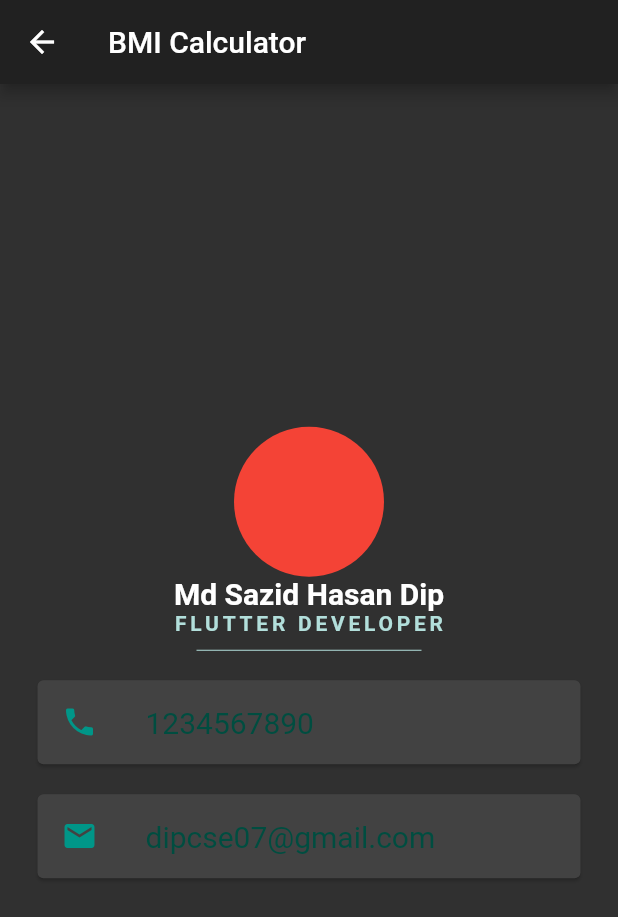
After one commit to dipcse07/teacherProfile, a Flutter app: the resutPage screen opened directly, on a phone screen of 412 x 824 dp. The commit adds this screen. Shown: the top 917 px of the screen. Run offline on Flutter 3.47's test engine with Material 2 defaults, Android fonts, the phone set to English and light mode, and no system bars; Roboto replaces fonts that are missing (Pacifico, Source Sans Pro).

Commit message:
result page added

```diff
--- a/lib/main.dart
+++ b/lib/main.dart
@@ -2,6 +2,7 @@ import 'package:flutter/material.dart';
 import 'package:http/http.dart' as http;
 import 'dart:async';
 import 'dart:convert';
+import 'result_page.dart';
 
 void main() => runApp(MyApp());
 
@@ -74,7 +75,9 @@ class _MyHomePageState extends State<MyHomePage> {
         ),
         //body: List.generate(length, generator)
         body: Container(
+          alignment: Alignment.center,
           child: Column(
+            crossAxisAlignment: CrossAxisAlignment.center,
             children: <Widget>[
               FlatButton(
                 onPressed: () {
@@ -116,13 +119,24 @@ class _MyHomePageState extends State<MyHomePage> {
                           itemCount:
                               collegeDataLenght == null ? 0 : collegeDataLenght,
                           itemBuilder: (BuildContext context, int index) {
-                            return Container(
-                              padding: EdgeInsets.only(left: 10.0, right: 10.0),
+                            return GestureDetector(
+                              onTap: () {
+                                Navigator.push(
+                                  context,
+                                  MaterialPageRoute(
+                                    builder: (context) => resutPage(),
+                                  ),
+                                );
+                              },
+                              child: Container(
+                                padding:
+                                    EdgeInsets.only(left: 10.0, right: 10.0),
                                 height: 110,
                                 child: Card(
                                   child: Row(
-                                  //mainAxisAlignment: MainAxisAlignment.center,
-                                  crossAxisAlignment: CrossAxisAlignment.center,
+                                    // mainAxisAlignment: MainAxisAlignment.center,
+                                    crossAxisAlignment:
+                                        CrossAxisAlignment.center,
                                     children: <Widget>[
                                       Padding(
                                         padding: const EdgeInsets.only(
@@ -130,10 +144,10 @@ class _MyHomePageState extends State<MyHomePage> {
                                         child: CircleAvatar(
                                           radius: 45.0,
                                           backgroundColor: Colors.red,
-                                        backgroundImage:
-                                            data[SelectedUniversity.toString()]
-                                                            [index]
-                                                        ['avatarImage'] ==
+                                          backgroundImage: data[
+                                                          SelectedUniversity
+                                                              .toString()]
+                                                      [index]['avatarImage'] ==
                                                   'url'
                                               ? AssetImage('images/url.jpg')
                                               : null,
@@ -143,8 +157,8 @@ class _MyHomePageState extends State<MyHomePage> {
                                         width: 10.0,
                                       ),
                                       Text(
-                                      data[SelectedUniversity.toString()][index]
-                                              ['teacherName']
+                                        data[SelectedUniversity.toString()]
+                                                [index]['teacherName']
                                             .toString(),
                                         style: TextStyle(
                                           //fontFamily: 'Pacifico',
@@ -154,6 +168,7 @@ class _MyHomePageState extends State<MyHomePage> {
                                         ),
                                       ),
                                     ],
+                                  ),
                                 ),
                               ),
                             );
--- /dev/null
+++ b/lib/result_page.dart
@@ -0,0 +1,84 @@
+import 'package:flutter/material.dart';
+
+class resutPage extends StatelessWidget {
+  @override
+  Widget build(BuildContext context) {
+    return Scaffold(
+//      backgroundColor: Colors.teal,
+      appBar: AppBar(
+        title: Text('BMI Calculator'),
+      ),
+      body: Center(
+        child: Column(
+          mainAxisAlignment: MainAxisAlignment.center,
+          children: <Widget>[
+            CircleAvatar(
+              radius: 50.0,
+              backgroundColor: Colors.red,
+              backgroundImage: null,
+            ),
+            Text(
+              'Md Sazid Hasan Dip',
+              style: TextStyle(
+                fontFamily: 'Pacifico',
+                fontSize: 20.0,
+                color: Colors.white,
+                fontWeight: FontWeight.bold,
+              ),
+            ),
+            Text(
+              'FLUTTER DEVELOPER',
+              style: TextStyle(
+                fontFamily: 'Source Sans Pro',
+                color: Colors.teal.shade100,
+                letterSpacing: 2.5,
+                fontWeight: FontWeight.bold,
+              ),
+            ),
+            SizedBox(
+              height: 20,
+              width: 150.0,
+              child: Divider(
+                color: Colors.teal.shade100,
+              ),
+            ),
+            Card(
+              margin: EdgeInsets.symmetric(vertical: 10, horizontal: 25),
+              child: ListTile(
+                leading: Icon(
+                  Icons.phone,
+                  color: Colors.teal,
+                ),
+                title: Text(
+                  '1234567890',
+                  style: TextStyle(
+                    fontFamily: 'Source Sans Pro',
+                    fontSize: 20,
+                    color: Colors.teal.shade900,
+                  ),
+                ),
+              ),
+            ),
+            Card(
+              margin: EdgeInsets.symmetric(vertical: 10, horizontal: 25),
+              child: ListTile(
+                leading: Icon(
+                  Icons.email,
+                  color: Colors.teal,
+                ),
+                title: Text(
+                  'dipcse07@gmail.com',
+                  style: TextStyle(
+                    fontFamily: 'Source Sans Pro',
+                    fontSize: 20,
+                    color: Colors.teal.shade900,
+                  ),
+                ),
+              ),
+            ),
+          ],
+        ),
+      ),
+    );
+  }
+}
```
Lines whose indentation alone changed are shown as unchanged.
